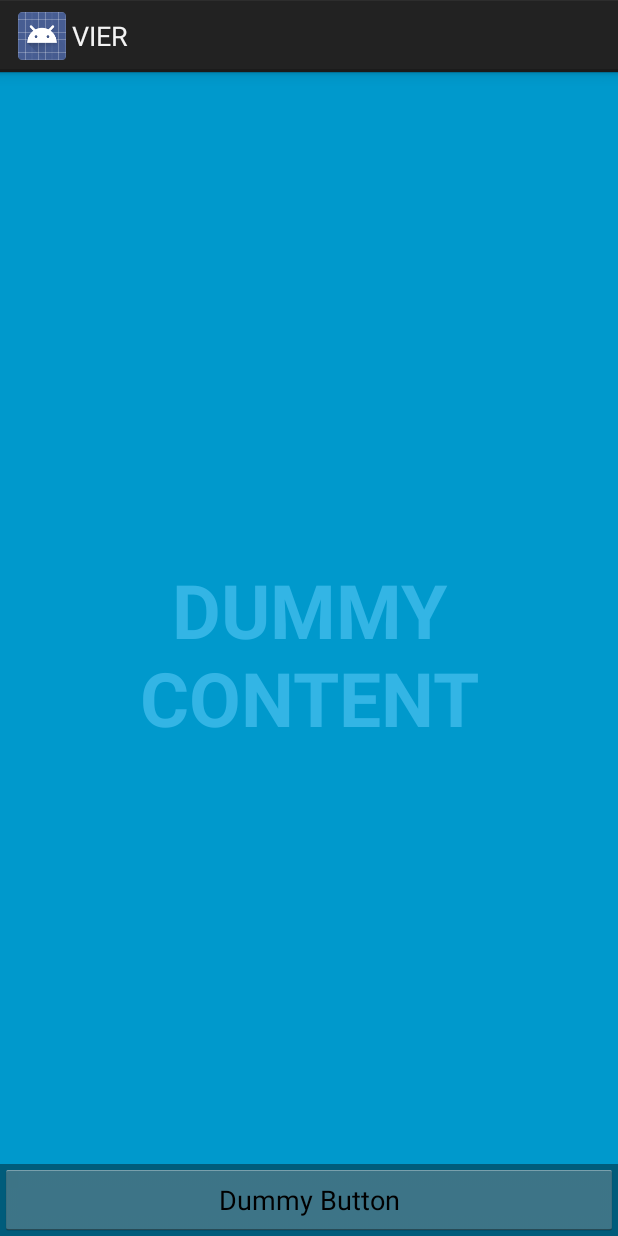
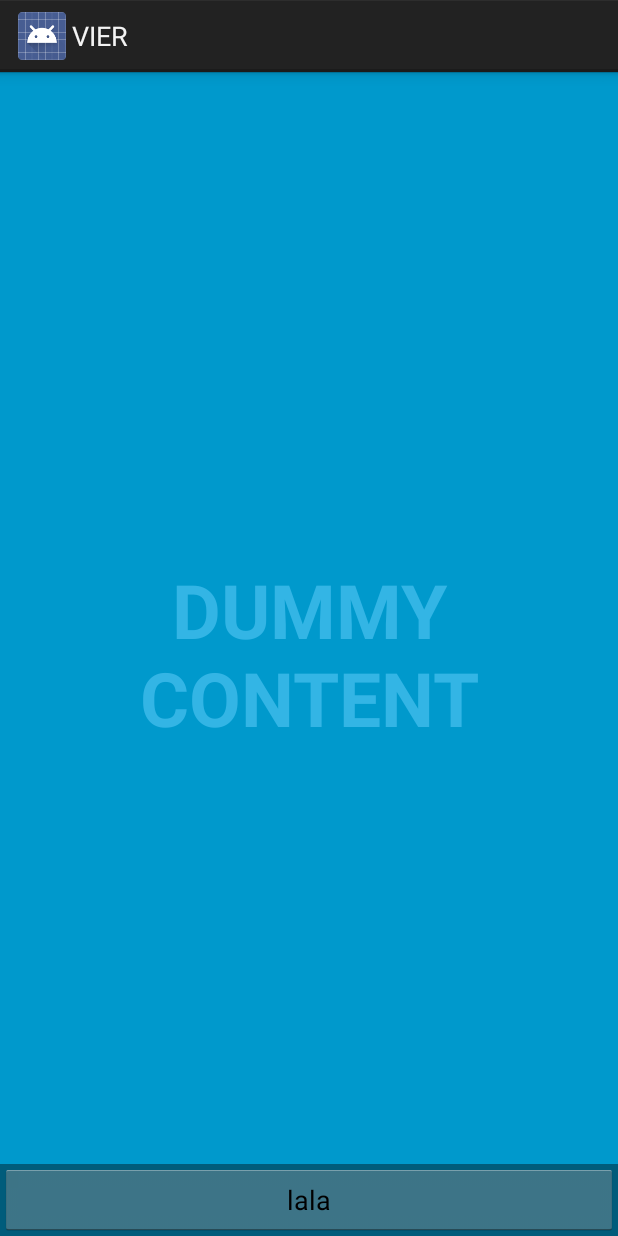
Before and after one commit to chkuehnel/VIER, an Android app: the layout activity_start.xml on its own in the app's theme, with its tools: preview values and no code run, on a phone screen of 412 x 824 dp. Run offline under Robolectric (Android 15) with nearby library versions, the phone set to English and light mode, and no system bars.

Commit message:
button text changed.

```diff
--- a/app/src/main/res/values/strings.xml
+++ b/app/src/main/res/values/strings.xml
@@ -3,7 +3,7 @@
 
     <string name="app_name">VIER</string>
     <string name="title_activity_start">StartActivity</string>
-    <string name="dummy_button">Dummy Button</string>
+    <string name="dummy_button">lala</string>
     <string name="dummy_content">DUMMY\nCONTENT</string>
 
 </resources>
```
